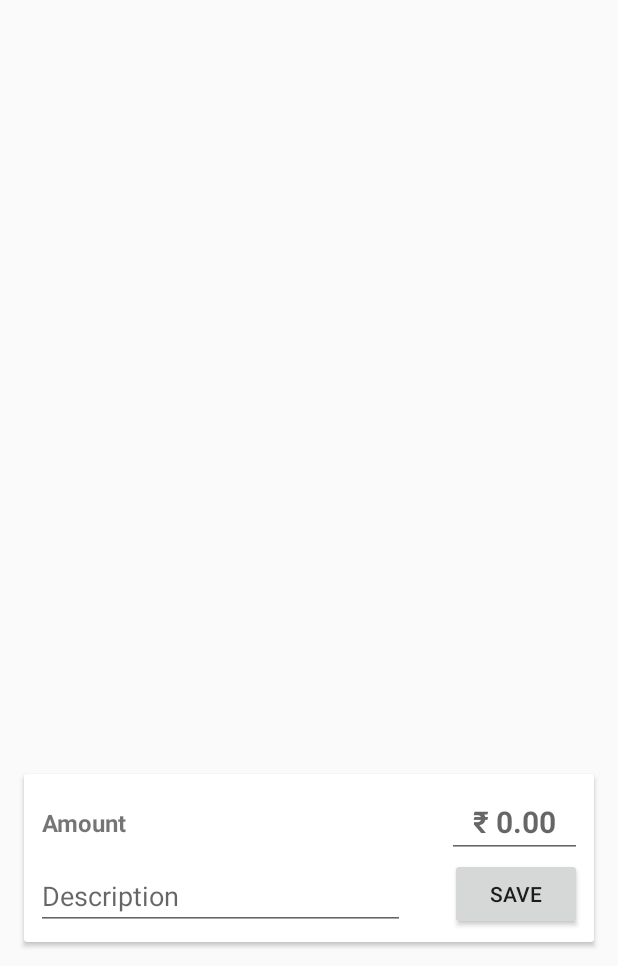
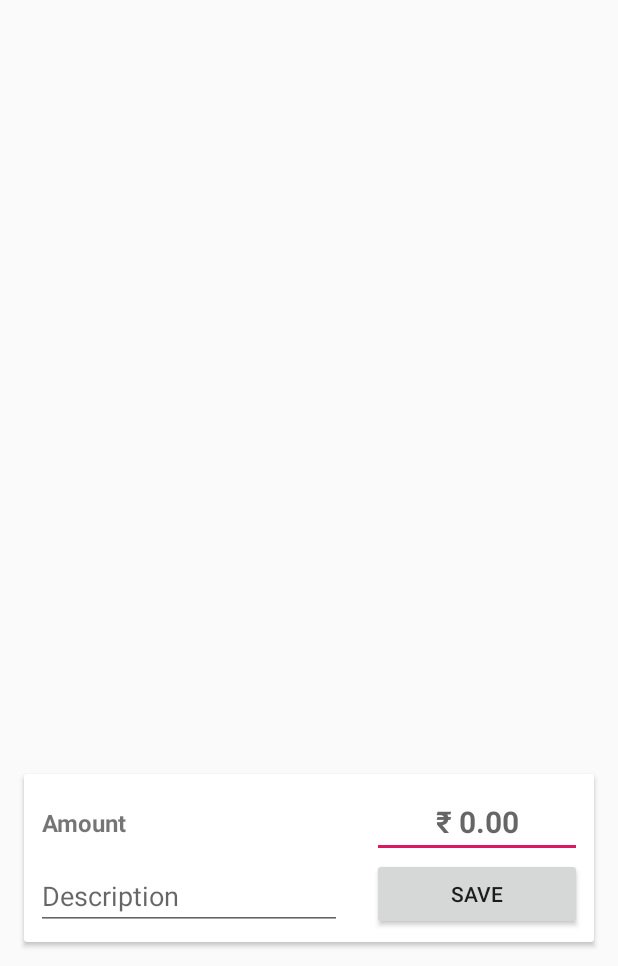
Before and after one commit to Nikhil-Wagh/ExpenditureOLD, an Android app: the screen it shows after launch once a user with an empty profile is signed in (ScrollingActivity), on a phone screen of 412 x 824 dp, the part 270-1236 px from its top. Run offline under Robolectric (Android 15) with nearby library versions, the phone set to English and light mode, and no system bars; our stand-ins replace Firebase (no records; nobody signed in at launch, a user with empty details on screens opened directly).

Commit message:
AppBarLayout now scrolls with recyclerview

```diff
--- a/app/src/main/java/com/example/expenditure/ScrollingActivity.java
+++ b/app/src/main/java/com/example/expenditure/ScrollingActivity.java
@@ -41,24 +41,19 @@
     private List<Expense> tempExpenses;
     private ExpenseAdapter expenseAdapter;
 
-
     private FirebaseAuth mAuth;
 
     @Override
     protected void onCreate(Bundle savedInstanceState) {
         super.onCreate(savedInstanceState);
         setContentView(R.layout.activity_scrolling);
-
         Log.d(TAG, "onCreate: started");
+        initPrivateVariables();
 
         Toolbar toolbar = findViewById(R.id.toolbar);
         setSupportActionBar(toolbar);
 
-        tempExpenses = loadList();
-
         initRecyclerView(tempExpenses);
-
-        initComponents();
 
         SaveButton.setOnClickListener(new View.OnClickListener() {
             @Override
@@ -78,6 +73,17 @@
                 saveNewExpense(expense);
             }
         });
+    }
+
+    private void initPrivateVariables() {
+        Log.d(TAG, "initializing components");
+        SaveButton = findViewById(R.id.button_save);
+        AmountEditText = findViewById(R.id.editText_Amount);
+        DescriptionEditText = findViewById(R.id.editText_Description);
+
+        mAuth = FirebaseAuth.getInstance();
+        if (mAuth == null) updateUI(null);
+        tempExpenses = loadList();
     }
 
     private List<Expense> loadList() {
@@ -126,20 +132,6 @@
                 });
     }
 
-    private void isUserLoggedIn() {
-        mAuth = FirebaseAuth.getInstance();
-        FirebaseUser currentUser = mAuth.getCurrentUser();
-        updateUI(currentUser);
-    }
-
-
-    private void initComponents() {
-        Log.d(TAG, "initializing components");
-        SaveButton = findViewById(R.id.button_save);
-        AmountEditText = findViewById(R.id.editText_Amount);
-        DescriptionEditText = findViewById(R.id.editText_Description);
-    }
-
     private void initRecyclerView(List<Expense> tempExpenses) {
         RecyclerView recyclerView = findViewById(R.id.recyclerView_Content);
         recyclerView.setHasFixedSize(true);
@@ -180,8 +172,6 @@
     @Override
     protected void onStart() {
         super.onStart();
-
-        isUserLoggedIn();
     }
 
     private void updateUI(FirebaseUser currentUser) {
--- a/app/src/main/res/layout-normal-v26/individual_expenditure_layout.xml
+++ b/app/src/main/res/layout-normal-v26/individual_expenditure_layout.xml
@@ -40,11 +40,12 @@
 
                 <TextView
                     android:id="@+id/textView_Amount"
-                    android:layout_width="90dp"
+                    android:layout_width="140dp"
                     android:layout_height="wrap_content"
                     android:gravity="right"
-                    android:textSize="20sp"
+                    android:textSize="16sp"
                     android:textStyle="bold"
+                    android:text="₹ 0.00"
                     app:layout_constraintBottom_toBottomOf="parent"
                     app:layout_constraintEnd_toEndOf="parent"
                     app:layout_constraintTop_toTopOf="parent" />
--- a/app/src/main/res/layout/activity_scrolling.xml
+++ b/app/src/main/res/layout/activity_scrolling.xml
@@ -33,15 +33,23 @@
         </com.google.android.material.appbar.CollapsingToolbarLayout>
     </com.google.android.material.appbar.AppBarLayout>
 
-
-    <androidx.recyclerview.widget.RecyclerView
-        android:id="@+id/recyclerView_Content"
+    <androidx.core.widget.NestedScrollView
+        android:id="@+id/nestedScrollView"
         android:layout_width="match_parent"
         android:layout_height="match_parent"
-        android:layout_marginBottom="130dp"
-        app:layout_behavior="com.google.android.material.appbar.AppBarLayout$ScrollingViewBehavior">
+        app:layout_anchorGravity="center"
+        app:layout_behavior="@string/appbar_scrolling_view_behavior"
+        android:paddingBottom="130dp">
+        <!--    TODO: This paddingBottom will not work for every device    -->
 
-    </androidx.recyclerview.widget.RecyclerView>
+        <androidx.recyclerview.widget.RecyclerView
+            android:id="@+id/recyclerView_Content"
+            android:layout_width="match_parent"
+            android:layout_height="wrap_content"
+            app:layout_behavior="com.google.android.material.appbar.AppBarLayout$ScrollingViewBehavior">
+
+        </androidx.recyclerview.widget.RecyclerView>
+    </androidx.core.widget.NestedScrollView>
 
     <include
         android:layout_width="match_parent"
@@ -50,4 +58,5 @@
         android:layout_gravity="bottom"
         />
 
+
 </androidx.coordinatorlayout.widget.CoordinatorLayout>
--- a/app/src/main/res/layout/add_expense_form.xml
+++ b/app/src/main/res/layout/add_expense_form.xml
@@ -39,7 +39,7 @@
 
                 <EditText
                     android:id="@+id/editText_Amount"
-                    android:layout_width="90dp"
+                    android:layout_width="140dp"
                     android:layout_height="wrap_content"
                     android:gravity="center_horizontal"
                     android:hint="@string/input_amount"
@@ -60,7 +60,7 @@
                     android:id="@+id/editText_Description"
                     android:layout_width="0dp"
                     android:layout_height="wrap_content"
-                    android:layout_marginEnd="30dp"
+                    android:layout_marginEnd="20dp"
                     android:hint="@string/description"
                     android:inputType="textAutoCorrect"
                     app:layout_constraintBottom_toBottomOf="parent"
@@ -72,7 +72,7 @@
 
                 <Button
                     android:id="@+id/button_save"
-                    android:layout_width="wrap_content"
+                    android:layout_width="140dp"
                     android:layout_height="wrap_content"
                     android:text="Save"
                     app:layout_constraintBottom_toBottomOf="parent"
--- a/app/src/main/res/values/dimens.xml
+++ b/app/src/main/res/values/dimens.xml
@@ -5,4 +5,5 @@
     <!-- Default screen margins, per the Android Design guidelines. -->
     <dimen name="activity_horizontal_margin">16dp</dimen>
     <dimen name="activity_vertical_margin">16dp</dimen>
+    <dimen name="scroll_recycler_view_margin_bottom">30dp</dimen>
 </resources>
```
